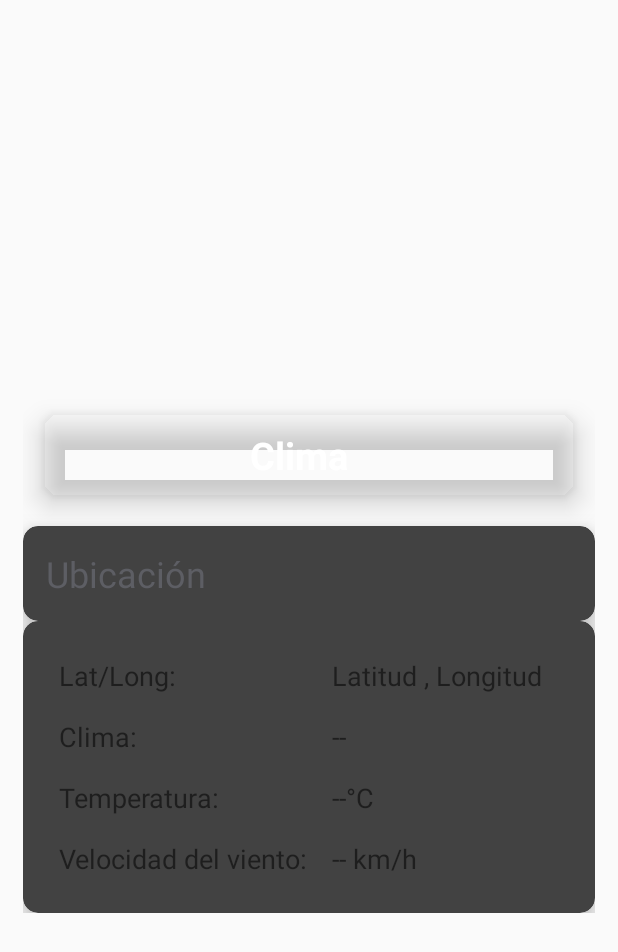
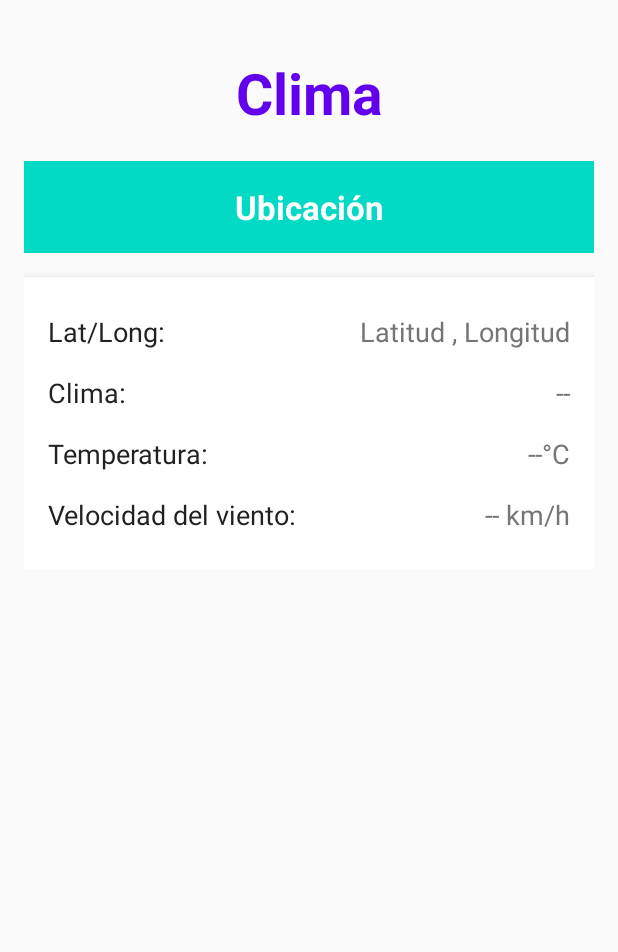
Before and after one commit to NIC0LASSR/android-project, an Android app built with Jetpack Compose: the MainActivity screen opened directly, with no data from a screen before it, on a phone screen of 412 x 824 dp. Shown: the top 952 px of the screen. Run offline under Robolectric (Android 15) with nearby library versions, the phone set to English and light mode, and no system bars; our stand-ins replace Volley.

Commit message:
Mejora de diseño

```diff
--- a/Clima/app/src/main/java/com/example/clima/HomeScreen.kt
+++ b/Clima/app/src/main/java/com/example/clima/HomeScreen.kt
@@ -55,12 +55,12 @@ class HomeScreen : AppCompatActivity() {
                             intent.putExtra("long", location.longitude.toString())
                             startActivity(intent)
                             finish() // Close the current activity
-                        }, 2000)
+                        }, 1000)
                     }
                 }
             } else {
                 // Prompt the user to enable GPS
-                Toast.makeText(this, "Por favor enciende tu GPS", Toast.LENGTH_LONG).show()
+                Toast.makeText(this, "Por favor encienda su GPS", Toast.LENGTH_LONG).show()
             }
         } else {
             // Request the necessary permissions if not already granted
@@ -74,8 +74,8 @@ class HomeScreen : AppCompatActivity() {
         // Define the location request parameters
         val locationRequest = LocationRequest.create().apply {
             priority = LocationRequest.PRIORITY_HIGH_ACCURACY
-            interval = 0
-            fastestInterval = 0
+            interval = 6000
+            fastestInterval = 30000
             numUpdates = 1 // Request location updates only once
         }
 
--- a/Clima/app/src/main/java/com/example/clima/MainActivity.kt
+++ b/Clima/app/src/main/java/com/example/clima/MainActivity.kt
@@ -2,6 +2,7 @@ package com.example.clima
 
 import android.graphics.Color
 import android.os.Bundle
+import android.util.Log
 import android.widget.TextView
 import android.widget.Toast
 import androidx.appcompat.app.AppCompatActivity
@@ -14,7 +15,7 @@ import org.json.JSONObject
 class MainActivity : AppCompatActivity() {
     override fun onCreate(savedInstanceState: Bundle?) {
         super.onCreate(savedInstanceState)
-        setContentView(R.layout.activity_main) // Make sure to set the correct layout
+        setContentView(R.layout.activity_main)
 
         val lat = intent.getStringExtra("lat")
         val long = intent.getStringExtra("long")
@@ -46,6 +47,9 @@ class MainActivity : AppCompatActivity() {
     }
 
     private fun setValues(response: JSONObject) {
+
+        Log.d("WeatherResponse", response.toString()) // Para ver la respuesta completa en Logcat
+
         val city = findViewById<TextView>(R.id.cityCard_text)
         city.text = response.getString("name")
 
--- a/Clima/app/src/main/res/layout/activity_main.xml
+++ b/Clima/app/src/main/res/layout/activity_main.xml
@@ -3,163 +3,157 @@
     xmlns:tools="http://schemas.android.com/tools"
     android:layout_width="match_parent"
     android:layout_height="match_parent"
-    xmlns:app="http://schemas.android.com/apk/res-auto"
-    android:padding="10dp"
+    android:padding="16dp"
+    android:background="@color/backgroundColor"
     tools:context=".MainActivity">
-<!--android:background="@drawable/demo" -->
-    <!-- TextView para mostrar el nombre de la ciudad -->
+
+    <!-- Contenedor principal -->
     <LinearLayout
         android:id="@+id/header"
         android:layout_width="match_parent"
         android:layout_height="wrap_content"
-        android:layout_marginBottom="200dp"
-        android:padding="5dp"
-        android:layout_gravity="bottom"
-        android:orientation="vertical">
+        android:orientation="vertical"
+        android:paddingBottom="20dp">
 
-        <!-- Nombre Aplicacion-->
-        <androidx.cardview.widget.CardView
-            android:id="@+id/headerCard"
+        <!-- Encabezado Nombre Aplicación -->
+        <TextView
+            android:id="@+id/headerCard_text"
             android:layout_width="match_parent"
             android:layout_height="wrap_content"
-            app:cardBackgroundColor="#0065D9FF"
-            app:cardCornerRadius="10dp"
-            app:cardElevation="11dp"
-            app:cardUseCompatPadding="true">
-
-            <TextView
-                android:id="@+id/headerCard_text"
-                android:layout_width="340dp"
-                android:layout_height="wrap_content"
-                android:padding="10dp"
+            android:padding="20dp"
             android:text="Clima"
             android:textAlignment="center"
-                android:textColor="@color/white"
-                android:textSize="25sp"
+            android:textColor="@color/colorPrimary"
+            android:textSize="38sp"
             android:textStyle="bold" />
-        </androidx.cardview.widget.CardView>
 
-        <!--Ciudad//Ubicacion actual-->
-        <androidx.cardview.widget.CardView
-            android:id="@+id/cityCard"
+        <!-- Ciudad / Ubicación Actual -->
+        <LinearLayout
+            android:id="@+id/cityContainer"
             android:layout_width="match_parent"
             android:layout_height="wrap_content"
-            app:cardCornerRadius="10dp"
-            app:cardElevation="11dp"
-            app:cardBackgroundColor="@color/cardview_dark_background">
-            <!-- app:cardUseCompatPadding="true"-->
+            android:orientation="vertical"
+            android:padding="16dp"
+            android:background="@color/colorAccent"
+            android:layout_marginBottom="16dp">
 
-            <LinearLayout
-                android:id="@+id/cityLinear"
-                android:layout_width="match_parent"
-                android:layout_height="wrap_content"
-                android:padding="5dp"
-                android:orientation="vertical">
             <TextView
                 android:id="@+id/cityCard_text"
                 android:layout_width="match_parent"
                 android:layout_height="wrap_content"
-                    android:padding="10dp"
                 android:text="Ubicación"
-                    android:textColor="@color/material_dynamic_neutral40"
-                    android:textSize="24sp"/>
+                android:textColor="@android:color/white"
+                android:textSize="22sp"
+                android:textStyle="bold"
+                android:gravity="center" />
         </LinearLayout>
-        </androidx.cardview.widget.CardView>
 
-        <!--Tabla-->
-        <androidx.cardview.widget.CardView
-            android:id="@+id/tableCard"
+        <!-- Información del Clima -->
+        <LinearLayout
+            android:id="@+id/infoContainer"
             android:layout_width="match_parent"
             android:layout_height="wrap_content"
-            app:cardCornerRadius="10dp"
-            app:cardElevation="11dp"
-            app:cardBackgroundColor="@color/cardview_dark_background">
+            android:orientation="vertical"
+            android:padding="16dp"
+            android:background="@color/white"
+            android:elevation="4dp">
 
+            <!-- Información de Latitud y Longitud -->
             <LinearLayout
-                android:id="@+id/tableLinear"
                 android:layout_width="match_parent"
                 android:layout_height="wrap_content"
-                android:padding="16dp"
-                android:orientation="vertical">
+                android:orientation="horizontal"
+                android:paddingVertical="8dp">
 
-                <!-- TableLayout para mostrar la información del clima -->
-
-                <TableLayout
-                    android:layout_width="match_parent"
+                <TextView
+                    android:layout_width="0dp"
                     android:layout_height="wrap_content"
-                    android:stretchColumns="1">
-
-                    <!-- Fila 1: Latitud y longitud -->
-                    <TableRow>
-                        <TextView
-                            android:layout_width="wrap_content"
-                            android:layout_height="wrap_content"
+                    android:layout_weight="1"
                     android:text="Lat/Long:"
                     android:textSize="18sp"
-                            android:padding="8dp"/>
+                    android:textColor="@color/textPrimary" />
+
                 <TextView
                     android:id="@+id/coordinator"
                     android:layout_width="wrap_content"
                     android:layout_height="wrap_content"
                     android:text="Latitud , Longitud"
                     android:textSize="18sp"
-                            android:padding="8dp"/>
-                    </TableRow>
+                    android:textColor="@color/textSecondary" />
+            </LinearLayout>
 
-                    <!-- Fila 2: Clima general -->
-                    <TableRow>
+            <!-- Información del Clima General -->
+            <LinearLayout
+                android:layout_width="match_parent"
+                android:layout_height="wrap_content"
+                android:orientation="horizontal"
+                android:paddingVertical="8dp">
+
                 <TextView
-                            android:layout_width="wrap_content"
+                    android:layout_width="0dp"
                     android:layout_height="wrap_content"
+                    android:layout_weight="1"
                     android:text="Clima:"
                     android:textSize="18sp"
-                            android:padding="8dp"/>
+                    android:textColor="@color/textPrimary" />
+
                 <TextView
                     android:id="@+id/weather"
                     android:layout_width="wrap_content"
                     android:layout_height="wrap_content"
                     android:text="--"
                     android:textSize="18sp"
-                            android:padding="8dp"/>
-                    </TableRow>
+                    android:textColor="@color/textSecondary" />
+            </LinearLayout>
 
-                    <!-- Fila 3: Temperatura -->
-                    <TableRow>
+            <!-- Información de Temperatura -->
+            <LinearLayout
+                android:layout_width="match_parent"
+                android:layout_height="wrap_content"
+                android:orientation="horizontal"
+                android:paddingVertical="8dp">
 
                 <TextView
-                            android:layout_width="wrap_content"
-                            android:layout_height="match_parent"
-                            android:padding="8dp"
+                    android:layout_width="0dp"
+                    android:layout_height="wrap_content"
+                    android:layout_weight="1"
                     android:text="Temperatura:"
-                            android:textSize="18sp" />
+                    android:textSize="18sp"
+                    android:textColor="@color/textPrimary" />
+
                 <TextView
                     android:id="@+id/temperature"
                     android:layout_width="wrap_content"
                     android:layout_height="wrap_content"
                     android:text="--°C"
                     android:textSize="18sp"
-                            android:padding="8dp"/>
-                    </TableRow>
+                    android:textColor="@color/textSecondary" />
+            </LinearLayout>
 
-                    <!-- Fila 4: Velocidad del viento -->
-                    <TableRow>
+            <!-- Información de Velocidad del Viento -->
+            <LinearLayout
+                android:layout_width="match_parent"
+                android:layout_height="wrap_content"
+                android:orientation="horizontal"
+                android:paddingVertical="8dp">
+
                 <TextView
-                            android:layout_width="wrap_content"
+                    android:layout_width="0dp"
                     android:layout_height="wrap_content"
+                    android:layout_weight="1"
                     android:text="Velocidad del viento:"
                     android:textSize="18sp"
-                            android:padding="8dp"/>
+                    android:textColor="@color/textPrimary" />
+
                 <TextView
                     android:id="@+id/windSpeed"
                     android:layout_width="wrap_content"
                     android:layout_height="wrap_content"
                     android:text="-- km/h"
                     android:textSize="18sp"
-                            android:padding="8dp"/>
-                    </TableRow>
-                </TableLayout>
+                    android:textColor="@color/textSecondary" />
             </LinearLayout>
-        </androidx.cardview.widget.CardView>
+        </LinearLayout>
 
     </LinearLayout>
 </ScrollView>
--- a/Clima/app/src/main/res/layout/activity_star_screen.xml
+++ b/Clima/app/src/main/res/layout/activity_star_screen.xml
@@ -13,23 +13,25 @@
         android:layout_width="wrap_content"
         android:layout_height="150dp"
         android:src="@drawable/logo"
-        app:layout_constraintTop_toTopOf="parent"
         app:layout_constraintBottom_toTopOf="@id/textView"
+        app:layout_constraintEnd_toEndOf="parent"
+        app:layout_constraintHorizontal_bias="1.0"
         app:layout_constraintStart_toStartOf="parent"
-        app:layout_constraintEnd_toEndOf="parent" />
+        app:layout_constraintTop_toTopOf="parent" />
 
     <TextView
         android:id="@+id/textView"
         android:layout_width="wrap_content"
         android:layout_height="wrap_content"
+        android:layout_marginTop="160dp"
+        android:gravity="center_horizontal"
         android:text="Clima"
-        android:gravity="center_horizontal"
-        android:layout_marginTop="2dp"
-        android:textStyle="italic"
         android:textColor="@color/black"
         android:textSize="55sp"
-        app:layout_constraintTop_toBottomOf="@id/logoImageView"
+        android:textStyle="italic"
+        app:layout_constraintEnd_toEndOf="parent"
+        app:layout_constraintHorizontal_bias="0.497"
         app:layout_constraintStart_toStartOf="parent"
-        app:layout_constraintEnd_toEndOf="parent" />
+        app:layout_constraintTop_toBottomOf="@id/logoImageView" />
 
 </androidx.constraintlayout.widget.ConstraintLayout>
--- a/Clima/app/src/main/res/values/colors.xml
+++ b/Clima/app/src/main/res/values/colors.xml
@@ -7,4 +7,19 @@
     <color name="teal_700">#FF018786</color>
     <color name="black">#FF000000</color>
     <color name="white">#FFFFFFFF</color>
+    <!-- Colores principales -->
+    <color name="colorPrimary">#6200EE</color>
+    <color name="colorPrimaryDark">#3700B3</color>
+    <color name="colorAccent">#03DAC5</color>
+
+    <!-- Colores de texto -->
+    <color name="textPrimary">#212121</color> <!-- Color oscuro para el texto principal -->
+    <color name="textSecondary">#757575</color> <!-- Color más claro para el texto secundario -->
+
+    <!-- Fondo -->
+    <color name="backgroundColor">#FAFAFA</color> <!-- Color suave para el fondo -->
+
+    <!-- Otros colores de uso común -->
+    <color name="divider">#BDBDBD</color> <!-- Color para los divisores en tablas o listas -->
+
 </resources>
```
Lines whose indentation alone changed are shown as unchanged.
